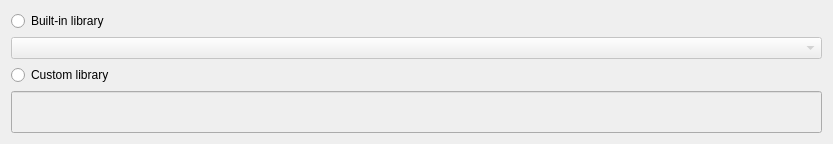
This is src/libraries/wizard/import_component.ui in n7space/asn1scc.IDE as Qt 5 draws it before an edit. The edited form follows.
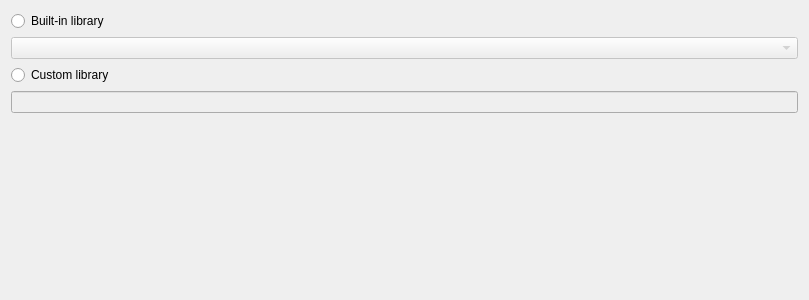
This is the edited form. Custom widgets are drawn as their Qt base class.

Commit message: ASNIDE-216 Added widget in wizard to show relations between components

```diff
--- a/src/libraries/wizard/import_component.ui
+++ b/src/libraries/wizard/import_component.ui
@@ -6,16 +6,34 @@
    <rect>
     <x>0</x>
     <y>0</y>
-    <width>833</width>
-    <height>144</height>
+    <width>809</width>
+    <height>300</height>
    </rect>
   </property>
+  <property name="sizePolicy">
+   <sizepolicy hsizetype="Minimum" vsizetype="Minimum">
+    <horstretch>0</horstretch>
+    <verstretch>0</verstretch>
+   </sizepolicy>
+  </property>
+  <property name="minimumSize">
+   <size>
+    <width>800</width>
+    <height>300</height>
+   </size>
+  </property>
   <property name="windowTitle">
    <string>Import ASN.1 components</string>
   </property>
   <layout class="QVBoxLayout" name="verticalLayout">
    <item>
     <widget class="QRadioButton" name="builtInRadio">
+     <property name="sizePolicy">
+      <sizepolicy hsizetype="Preferred" vsizetype="Fixed">
+       <horstretch>0</horstretch>
+       <verstretch>0</verstretch>
+      </sizepolicy>
+     </property>
      <property name="text">
       <string>Built-in library</string>
      </property>
@@ -26,10 +44,22 @@
      <property name="enabled">
       <bool>false</bool>
      </property>
+     <property name="sizePolicy">
+      <sizepolicy hsizetype="Preferred" vsizetype="Fixed">
+       <horstretch>0</horstretch>
+       <verstretch>0</verstretch>
+      </sizepolicy>
+     </property>
     </widget>
    </item>
    <item>
     <widget class="QRadioButton" name="customRadio">
+     <property name="sizePolicy">
+      <sizepolicy hsizetype="Preferred" vsizetype="Fixed">
+       <horstretch>0</horstretch>
+       <verstretch>0</verstretch>
+      </sizepolicy>
+     </property>
      <property name="text">
       <string>Custom library</string>
      </property>
@@ -41,13 +71,26 @@
       <bool>false</bool>
      </property>
      <property name="sizePolicy">
-      <sizepolicy hsizetype="Preferred" vsizetype="Preferred">
+      <sizepolicy hsizetype="Preferred" vsizetype="Fixed">
        <horstretch>1</horstretch>
        <verstretch>0</verstretch>
       </sizepolicy>
      </property>
     </widget>
    </item>
+   <item>
+    <spacer name="verticalSpacer">
+     <property name="orientation">
+      <enum>Qt::Vertical</enum>
+     </property>
+     <property name="sizeHint" stdset="0">
+      <size>
+       <width>20</width>
+       <height>40</height>
+      </size>
+     </property>
+    </spacer>
+   </item>
   </layout>
  </widget>
  <customwidgets>
```
The commit also changes 5 other files.
